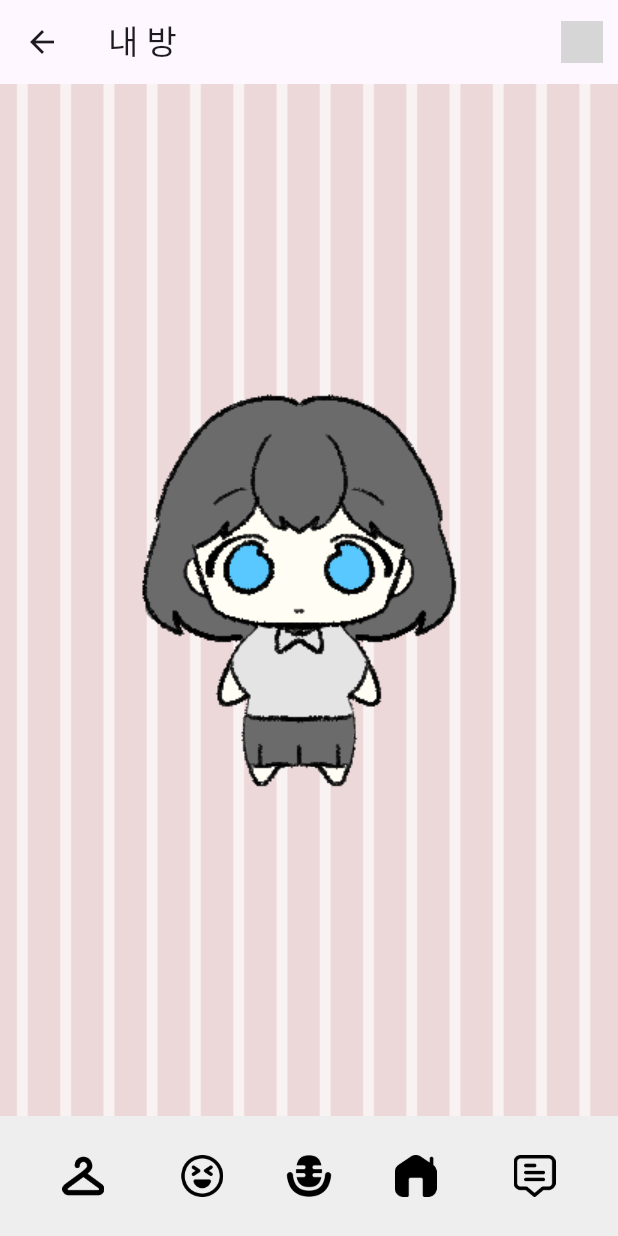
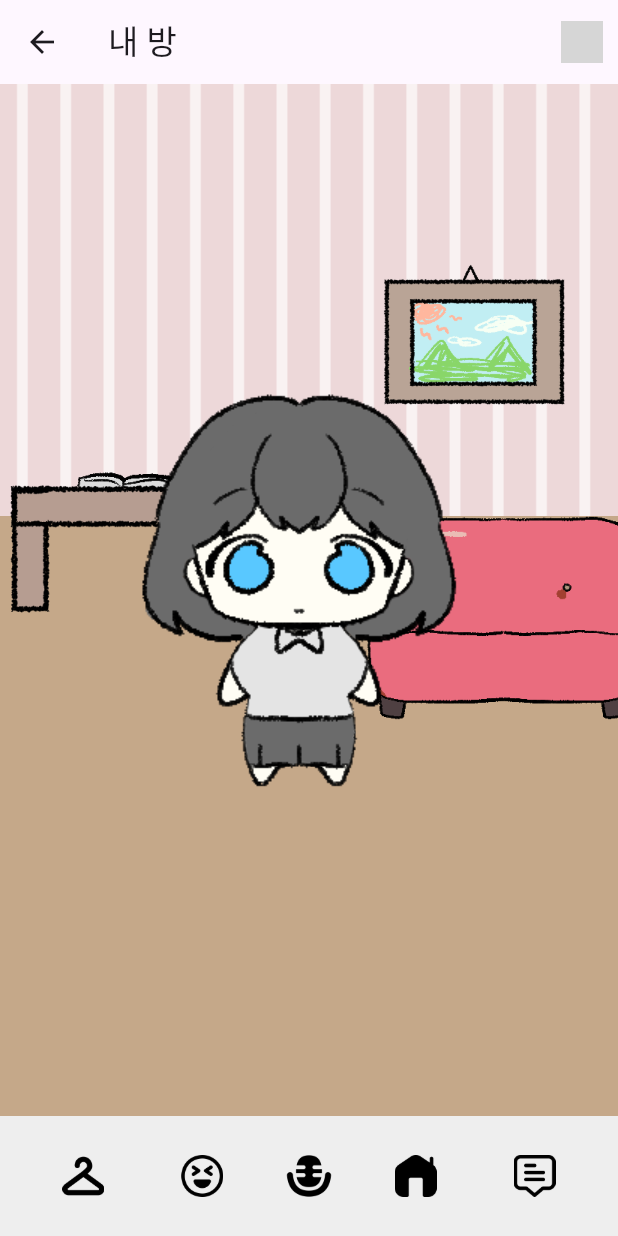
Before and after one commit to hwee1017/simeji, a Flutter app: the VillageHubPage screen opened directly, after a tap on an icon or button, on a phone screen of 412 x 824 dp. Run offline on Flutter 3.47's test engine with Material 3 defaults, Android fonts, the light colour scheme and no system bars; our stand-ins replace hive_flutter; accounts and stored records are empty; grey boxes are pictures that could not be loaded.

Commit message:
Add files via upload
방꾸미기 만들었어염

```diff
--- a/lib/main.dart
+++ b/lib/main.dart
@@ -3,7 +3,8 @@ import 'package:flutter/material.dart';
 import 'closestpage.dart';
 import 'vilage_hub_page.dart';
 import 'LogIn.dart';
-import 'Chat.dart'; // 💡 lib/Chat.dart 파일에서 ChatScreen을 불러오기 위해 추가
+import 'Chat.dart';
+import 'RoomFurniturePage.dart';// 💡 lib/Chat.dart 파일에서 ChatScreen을 불러오기 위해 추가
 
 void main() {
   runApp(const MyApp());
@@ -20,11 +21,27 @@ class CharacterState {
   });
 }
 
+class RoomState {
+  String background; // 배경 이미지
+  String floor;      // 바닥 이미지
+  String sofa;  // 선택된 가구 이미지
+  String wall;
+  String desk;
+  RoomState({
+    this.background = 'assets/background1.png',
+    this.floor = 'assets/floor.png',
+    this.sofa = 'assets/sofa1.png',
+    this.wall = 'assets/wall1.png',
+    this.desk = 'assets/desk1.png',
+  });
+}
+
 
 class MyApp extends StatelessWidget {
   final String? hair;
   final String? closet;
   final String? face;
+
   const MyApp({super.key, this.hair, this.closet, this.face});
   @override
   Widget build(BuildContext context) {
@@ -44,7 +61,9 @@ class MainScreen extends StatefulWidget {
   final String? hair;
   final String? closet;
   final String? face;
-  const MainScreen({super.key, this.hair, this.closet, this.face});
+  final RoomState? roomState;
+
+  const MainScreen({super.key, this.hair, this.closet, this.face, this.roomState});
   @override
   State<MainScreen> createState() => _MainScreenState();
 }
@@ -57,6 +76,7 @@ class _MainScreenState extends State<MainScreen> {
   String? hair;
   String? closet;
   String? face;
+  late RoomState roomState;
 
 
   final Map<String, String> emotionFaces = {
@@ -84,10 +104,15 @@ class _MainScreenState extends State<MainScreen> {
   @override
   void initState() {
     super.initState();
+
     hair = widget.hair ?? 'assets/hair1.png';
     closet = widget.closet ?? 'assets/closet1.png';
     face = widget.face ?? 'assets/face1.png';
+
+    // roomState 초기화
+    roomState = widget.roomState ?? RoomState();
   }
+
   void changeEmotionTemporarily(String newEmotion) {
     setState(() {
       characterEmotion = newEmotion;
@@ -120,6 +145,7 @@ class _MainScreenState extends State<MainScreen> {
                 'hair': hair,
                 'closet': closet,
                 'face': face,
+                'roomState': roomState,
               });
             },
           ),
@@ -131,9 +157,34 @@ class _MainScreenState extends State<MainScreen> {
           // ✅ 배경 이미지
           Positioned.fill(
             child: Image.asset(
-              'assets/background1.png',
+              roomState.background,
               fit: BoxFit.cover,
             ),
+          ),
+          Align(
+            alignment: Alignment.bottomCenter,
+            child: Image.asset(
+              roomState.floor,
+              width: 600,
+              height: 400,
+              fit: BoxFit.fill, // 또는 BoxFit.cover, BoxFit.fitWidth 등
+            ),
+          ),
+          // 가구
+          Positioned(
+            top: 200,
+            left: -10,
+            child: Image.asset(roomState.desk, height: 200),
+          ),
+          Positioned(
+            top: 100,
+            right: 20,
+            child: Image.asset(roomState.wall, height: 150),
+          ),
+          Positioned(
+            top: 250,
+            right: -30,
+            child: Image.asset(roomState.sofa, height: 200),
           ),
           // ✅ 캐릭터 (중앙)
           Center(
@@ -278,18 +329,35 @@ class _MainScreenState extends State<MainScreen> {
               ),
             ),
             IconButton(
-              icon: Image.asset(
-                'assets/room.png', // 교체할 이미지 경로
-                width: 28,
-                height: 28,
-              ),
-              onPressed: () {
-                Navigator.push(
+              icon: Image.asset('assets/room.png', width: 28, height: 28),
+              onPressed: () async {
+                final result = await Navigator.push(
                   context,
-                  MaterialPageRoute(builder: (context) => const RoomEditScreen()),
+                  MaterialPageRoute(
+                    builder: (_) => RoomFurniturePage(
+                      selectedFurniture: {
+                        'sofa': roomState.sofa,
+                        'wall': roomState.wall,
+                        'desk': roomState.desk,
+                        'floor': roomState.floor,
+                        'background': roomState.background,
+                      },
+                    ),
+                  ),
                 );
+
+                if (result != null && mounted) {
+                  setState(() {
+                    roomState.sofa = result['sofa'];
+                    roomState.wall = result['wall'];
+                    roomState.desk = result['desk'];
+                    roomState.floor = result['floor'];
+                    roomState.background = result['background'];
+                  });
+                }
               },
             ),
+
             IconButton(
               icon: Image.asset(
                 'assets/log.png', // 교체할 이미지 경로
@@ -311,6 +379,8 @@ class _MainScreenState extends State<MainScreen> {
     );
   }
 }
+
+
 // ✅ 옷장 슬롯 화면
 class ClosetMainScreen extends StatefulWidget {
   final String? hair;
@@ -430,6 +500,7 @@ class _ClosetMainScreenState extends State<ClosetMainScreen> {
                                     'closet':
                                         selectedCloset ?? 'assets/closet1.png',
                                     'face': selectedFace ?? 'assets/face1.png',
+
                                   });
 
                                   // 선택 완료 스낵바
--- a/lib/vilage_hub_page.dart
+++ b/lib/vilage_hub_page.dart
@@ -8,7 +8,9 @@ class VillageHubPage extends StatefulWidget {
   final String? hair;
   final String? closet;
   final String? face;
-  const VillageHubPage({super.key, this.hair, this.closet, this.face});
+  final RoomState? roomState; // ✅ 추가
+
+  const VillageHubPage({super.key, this.hair, this.closet, this.face, this.roomState});
 
   @override
   State<VillageHubPage> createState() => _VillageHubPageState();
@@ -19,12 +21,21 @@ class _VillageHubPageState extends State<VillageHubPage> {
   String? closet;
   String? face;
 
+  late RoomState roomState; // 현재 가구/배경/바닥 상태
+
   @override
   void initState() {
     super.initState();
     hair = widget.hair ?? 'assets/hair1.png';
     closet = widget.closet ?? 'assets/closet1.png';
     face = widget.face ?? 'assets/face1.png';
+    roomState = widget.roomState ?? RoomState(
+      background: 'assets/background1.png',
+      floor: 'assets/floor.png',
+      sofa: 'assets/sofa1.png',
+      wall: 'assets/wall1.png',
+      desk: 'assets/desk1.png',
+    );
   }
 
   @override
@@ -55,42 +66,43 @@ class _VillageHubPageState extends State<VillageHubPage> {
           Positioned.fill(child: CustomPaint(painter: _RoadPainter())),
 
           // #myhome 타일
+          // #myhome 타일
           Positioned(
             right: -30,
             top: 50,
             child: GestureDetector(
               onTap: () async {
-                // 현재 옷 정보 전달
                 final result = await Navigator.push(
                   context,
                   MaterialPageRoute(
-                    builder: (_) =>
-                        MainScreen(hair: hair, closet: closet, face: face),
+                    builder: (_) => MainScreen(
+                      hair: hair,
+                      closet: closet,
+                      face: face,
+                      roomState: roomState,
+                    ),
                   ),
                 );
 
-                // MainScreen에서 변경된 옷 정보 받아오기
                 if (result != null) {
                   setState(() {
                     hair = result['hair'];
                     closet = result['closet'];
                     face = result['face'];
+
+                    // ✅ 가구 정보도 반영
+                    if (result['roomState'] != null) {
+                      roomState = result['roomState'];
+                    }
                   });
                 }
               },
               child: Column(
                 mainAxisSize: MainAxisSize.min,
                 children: [
-                  Image.asset(
-                    'assets/home.png', // 이미지 파일 경로
-                    width: 230, // 원하는 크기로 조정
-                    height: 230,
-                  ),
+                  Image.asset('assets/home.png', width: 230, height: 230),
                   const SizedBox(height: 8),
-                  const Text(
-                    '집',
-                    style: TextStyle(fontWeight: FontWeight.bold),
-                  ),
+                  const Text('집', style: TextStyle(fontWeight: FontWeight.bold)),
                 ],
               ),
             ),
@@ -143,6 +155,9 @@ class _VillageHubPageState extends State<VillageHubPage> {
           hair = result['hair'];
           closet = result['closet'];
           face = result['face'];
+          if (result['roomState'] != null) {
+            roomState = result['roomState']; // ✅ roomState 적용
+          }
         });
       }
     },
```
Also changed, not shown: lib/RoomFurniturePage.dart (added, +135 -0 lines).
